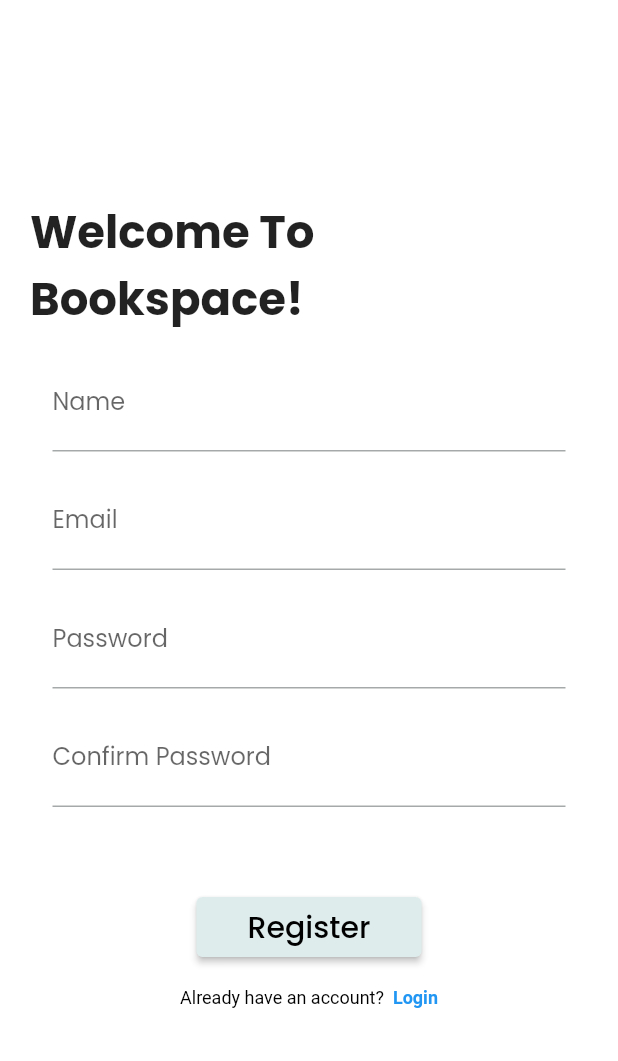
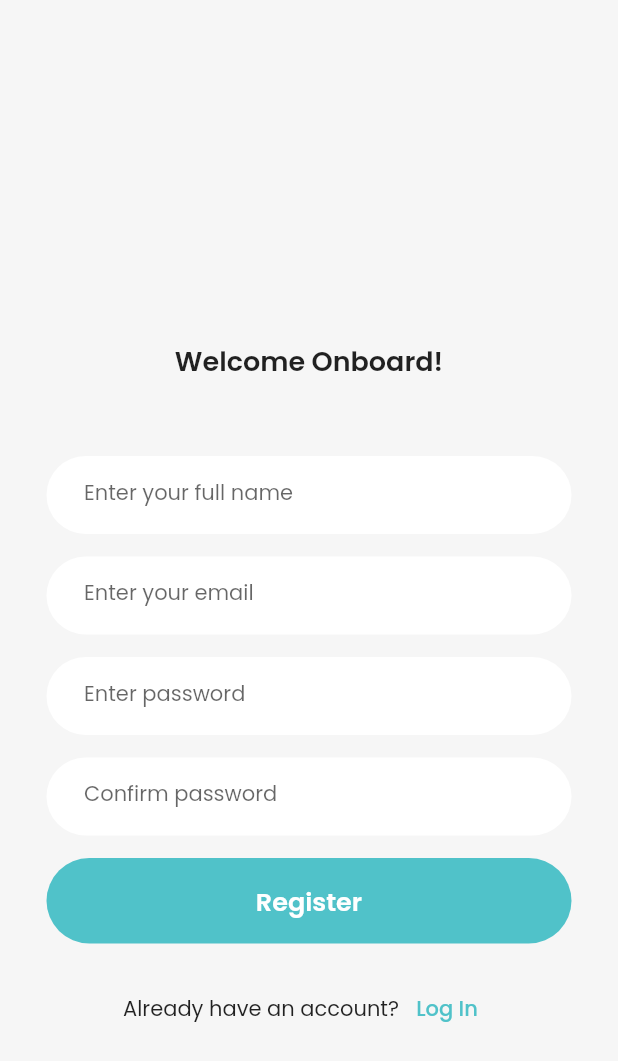
Before and after one commit to imranZMiko/Bookspace, a Flutter app: the RegisterScreen screen opened by its route, on a phone screen of 412 x 824 dp. Shown: the top 1061 px of the screen. Run offline on Flutter 3.47's test engine with Material 2 defaults, Android fonts, the phone set to English and light mode, and no system bars; our stand-ins replace image_picker; accounts and stored records are empty.

Commit message:
Added majority of routing and cleaned up screens.

```diff
--- a/lib/constants/custom_colors.dart
+++ b/lib/constants/custom_colors.dart
@@ -5,4 +5,6 @@ class CustomColors{
   static const Color deepGreen = Color(0xFF50C2C9);
   static const Color grayGreen = Color(0xFFF0F4F4);
   static const Color darkGreen = Color(0xFF2B8E94);
+  static const Color gray = Color(0xFFF6F6F6);
+  static const Color midGreen = Color(0xFF8ec8cb);
 }
--- a/lib/main.dart
+++ b/lib/main.dart
@@ -2,6 +2,7 @@ import 'package:bookspace/constants/custom_colors.dart';
 import 'package:bookspace/providers/catalogueProvider.dart';
 import 'package:bookspace/view/screens/editProfileScreen.dart';
 import 'package:bookspace/view/screens/homeScreen.dart';
+import 'package:bookspace/view/screens/tabScreen.dart';
 import 'package:bookspace/view/widgets/postCard.dart';
 import 'package:bookspace/view/screens/loginScreen.dart';
 import 'package:bookspace/view/screens/newPostScreen.dart';
@@ -43,7 +44,7 @@ class MyApp extends StatelessWidget {
           fontFamily: "Poppins",
         ),
       ),
-      initialRoute: SplashScreen.routeName,
+      initialRoute: TabScreen.routeName,
       routes: {
         HomeScreen.routeName: (ctx) => const HomeScreen(),
         EditProfileScreen.routeName: (ctx) => const EditProfileScreen(),
@@ -51,8 +52,9 @@ class MyApp extends StatelessWidget {
         NewPostScreen.routeName: (ctx) => const NewPostScreen(),
         ProfileScreen.routeName: (ctx) => const ProfileScreen(),
         RegisterScreen.routeName: (ctx) => const RegisterScreen(),
-        SplashScreen.routeName: (ctx) => SplashScreen(),
+        SplashScreen.routeName: (ctx) => const SplashScreen(),
         SearchScreen.routeName: (ctx) => const SearchScreen(),
+        TabScreen.routeName: (ctx) => const TabScreen(),
       },
     );
   }
--- a/lib/view/screens/homeScreen.dart
+++ b/lib/view/screens/homeScreen.dart
@@ -1,7 +1,6 @@
 import 'package:bookspace/models/listing.dart';
 import 'package:bookspace/models/post.dart';
 import 'package:bookspace/providers/catalogueProvider.dart';
-import 'package:bookspace/view/widgets/bottomTabBar.dart';
 import 'package:bookspace/view/widgets/newPostButton.dart';
 import 'package:bookspace/view/widgets/postCard.dart';
 import 'package:flutter/material.dart';
@@ -17,7 +16,7 @@ class HomeScreen extends StatelessWidget {
       appBar: AppBar(
         title: const Text("Bookspace"),
         elevation: 0,
-        toolbarHeight: 65,
+        toolbarHeight: 66,
       ),
       body: Consumer<CatalogueProvider>(
         builder: (_, catalog, __) => ListView.builder(
@@ -31,9 +30,6 @@ class HomeScreen extends StatelessWidget {
           },
         ),
       ),
-      bottomNavigationBar: const BottomTabBar(),
-      floatingActionButton: const NewPostButton(),
-      floatingActionButtonLocation: FloatingActionButtonLocation.centerDocked,
     );
   }
 }
--- a/lib/view/screens/register.dart
+++ b/lib/view/screens/register.dart
@@ -1,3 +1,10 @@
+import 'package:bookspace/constants/custom_colors.dart';
+import 'package:bookspace/constants/custom_navigator.dart';
+import 'package:bookspace/view/screens/homeScreen.dart';
+import 'package:bookspace/view/screens/loginScreen.dart';
+import 'package:bookspace/view/widgets/authButton.dart';
+import 'package:bookspace/view/widgets/authField.dart';
+import 'package:bookspace/view/widgets/authNavigation.dart';
 import 'package:flutter/gestures.dart';
 import 'package:flutter/material.dart';
 
@@ -10,28 +17,34 @@ class RegisterScreen extends StatefulWidget {
 }
 
 class _RegisterScreenState extends State<RegisterScreen> {
-  final TapGestureRecognizer _gestureRecognizer = TapGestureRecognizer()..onTap = (){
-    debugPrint("go to login screen");
-  };
 
   @override
   Widget build(BuildContext context) {
     return Scaffold(
+      backgroundColor: CustomColors.gray,
       body: Center(
         child: SingleChildScrollView(
           padding: const EdgeInsets.all(20.0),
           child: Form(
             child: Column(
-              children: <Widget>[
-                const Text('Welcome To Bookspace!',
-                  style:TextStyle(fontWeight: FontWeight.bold,
-                      fontSize: 30) ,),
-                nameField(),
-                emailField(),
-                passwordField(),
-                confirmPasswordField(),
-                submitButton(),
-                goToLoginPage(),
+              crossAxisAlignment: CrossAxisAlignment.center,
+              children: [
+                const SizedBox(height: 120,),
+                const Text(
+                  'Welcome Onboard!',
+                  style: TextStyle(fontWeight: FontWeight.w600, fontSize: 18),
+                ),
+                const SizedBox(height: 50,),
+                const AuthField(label: "Enter your full name", isObscured: false, isLast: false),
+                const AuthField(label: "Enter your email", isObscured: false, isLast: false),
+                const AuthField(label: "Enter password", isObscured: true, isLast: false),
+                const AuthField(label: "Confirm password", isObscured: true, isLast: true),
+                AuthButton(text: "Register", onPressed: (){
+                  CustomNavigator.replaceWithoutAnimation(context, const HomeScreen());
+                }),
+                AuthNavigation(headerText: "Already have an account?", buttonText: "Log In", onPressed: (){
+                  CustomNavigator.replaceWithoutAnimation(context, const LoginScreen());
+                },),
               ],
             ),
           ),
@@ -40,104 +53,4 @@ class _RegisterScreenState extends State<RegisterScreen> {
     );
   }
 
-  Widget nameField(){
-    return Padding(
-      padding: const EdgeInsets.fromLTRB(15.0,15.0,15.0,0.0),
-      child: TextFormField(
-        textInputAction: TextInputAction.next,
-        decoration: const InputDecoration(
-          labelText: 'Name',
-          hintText: 'John Doe',
-        ),
-      ),
-    );
-  }
-
-
-  Widget emailField(){
-    return Padding(
-      padding: const EdgeInsets.fromLTRB(15.0,15.0,15.0,0.0),
-      child: TextFormField(
-        textInputAction: TextInputAction.next,
-        decoration: const InputDecoration(
-          labelText: 'Email',
-          hintText: 'you@example.com',
-        ),
-      ),
-    );
-  }
-
-  Widget passwordField(){
-    return Padding(
-      padding: const EdgeInsets.fromLTRB(15.0,15.0,15.0,0.0),
-      child: TextFormField(
-        textInputAction: TextInputAction.next,
-        decoration: const InputDecoration(
-          labelText: 'Password',
-          hintText: '******',
-        ),
-        obscureText: true,
-      ),
-    );
-  }
-  Widget confirmPasswordField(){
-    return Padding(
-      padding: const EdgeInsets.fromLTRB(15.0,15.0,15.0,0.0),
-      child: TextFormField(
-        textInputAction: TextInputAction.done,
-        decoration: const InputDecoration(
-          labelText: 'Confirm Password',
-          hintText: '******',
-        ),
-        obscureText: true,
-      ),
-    );
-  }
-
-  Widget submitButton(){
-    return Padding(
-      padding: const EdgeInsets.fromLTRB(10.0,60,10,0),
-      child: SizedBox(
-        width: 150,
-        height: 40,
-        child: ElevatedButton(onPressed: (){
-          print('Pressed');
-        },
-            child: const Text(
-              'Register',
-               style: TextStyle(
-                 fontSize: 20
-                 )
-              ,)
-          ,),
-      ),
-    );
-  }
-
-  Widget goToLoginPage(){
-    return Padding(
-      padding: EdgeInsets.all(20.0),
-      child: Center(
-        child: RichText(
-          text: TextSpan(
-            text: 'Already have an account?  ',
-            style: TextStyle(
-              color: Colors.black,
-              fontSize: 12,
-            ),
-            children: [
-              TextSpan(
-                text: 'Login',
-                style: TextStyle(
-                  color: Colors.blue,
-                  fontWeight: FontWeight.bold
-                ),
-                recognizer: _gestureRecognizer
-              )
-            ]
-          ),
-        ),
-      ) ,
-    );
-  }
 }
--- a/lib/view/widgets/authButton.dart
+++ b/lib/view/widgets/authButton.dart
@@ -11,7 +11,7 @@ class AuthButton extends StatelessWidget {
     return ElevatedButton(
       style: ElevatedButton.styleFrom(
         padding: const EdgeInsets.symmetric(horizontal: 15, vertical: 16),
-        minimumSize: const Size(300, 45),
+        minimumSize: const Size(350, 45),
         shape: RoundedRectangleBorder(borderRadius: BorderRadius.circular(50)),
         elevation: 0,
       ).merge(
--- /dev/null
+++ b/lib/view/widgets/authField.dart
@@ -0,0 +1,38 @@
+import 'package:flutter/material.dart';
+
+class AuthField extends StatelessWidget {
+  const AuthField(
+      {Key? key,
+      required this.label,
+      required this.isObscured,
+      required this.isLast})
+      : super(key: key);
+  final String label;
+  final bool isObscured;
+  final bool isLast;
+
+  @override
+  Widget build(BuildContext context) {
+    return SizedBox(
+      width: 350,
+      child: Padding(
+        padding: EdgeInsets.only(bottom: 15),
+        child: TextFormField(
+          textInputAction: isLast ? TextInputAction.done : TextInputAction.next,
+          decoration: InputDecoration(
+            labelText: label,
+            filled: true,
+            fillColor: Colors.white,
+            contentPadding: const EdgeInsets.symmetric(vertical: 15, horizontal: 25),
+            border: OutlineInputBorder(
+              borderRadius: BorderRadius.circular(50),
+              borderSide: BorderSide.none,
+            ),
+            labelStyle: TextStyle(fontSize: 14),
+          ),
+          obscureText: isObscured,
+        ),
+      ),
+    );
+  }
+}
--- /dev/null
+++ b/lib/view/widgets/authNavigation.dart
@@ -0,0 +1,35 @@
+import 'package:flutter/material.dart';
+
+import '../../constants/custom_colors.dart';
+
+class AuthNavigation extends StatelessWidget {
+  const AuthNavigation({
+    Key? key,
+    required this.headerText,
+    required this.buttonText,
+    required this.onPressed,
+  }) : super(key: key);
+  final String headerText;
+  final String buttonText;
+  final void Function() onPressed;
+
+  @override
+  Widget build(BuildContext context) {
+    return Padding(
+      padding: EdgeInsets.all(20.0),
+      child: Row(
+        mainAxisAlignment: MainAxisAlignment.center,
+        children: [
+          Text(headerText),
+          TextButton(
+            onPressed: onPressed,
+            child: Text(
+              buttonText,
+              style: const TextStyle(color: CustomColors.deepGreen),
+            ),
+          ),
+        ],
+      ),
+    );
+  }
+}
```
Also changed, not shown: lib/constants/custom_navigator.dart (+14 -4 lines), lib/view/screens/loginScreen.dart (+23 -85 lines), lib/view/screens/searchScreen.dart (+3 -8 lines), lib/view/screens/tabScreen.dart (added, +134 -0 lines), lib/view/widgets/bottomTabBar.dart (deleted, +0 -47 lines), lib/view/widgets/newPostButton.dart (+7 -5 lines), lib/view/widgets/postCard.dart (+10 -10 lines).
